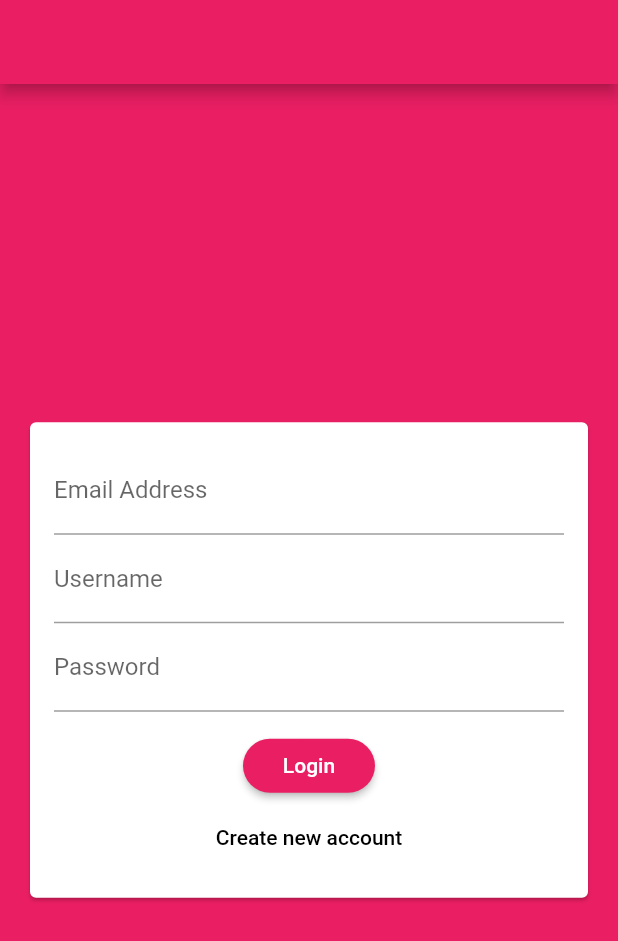
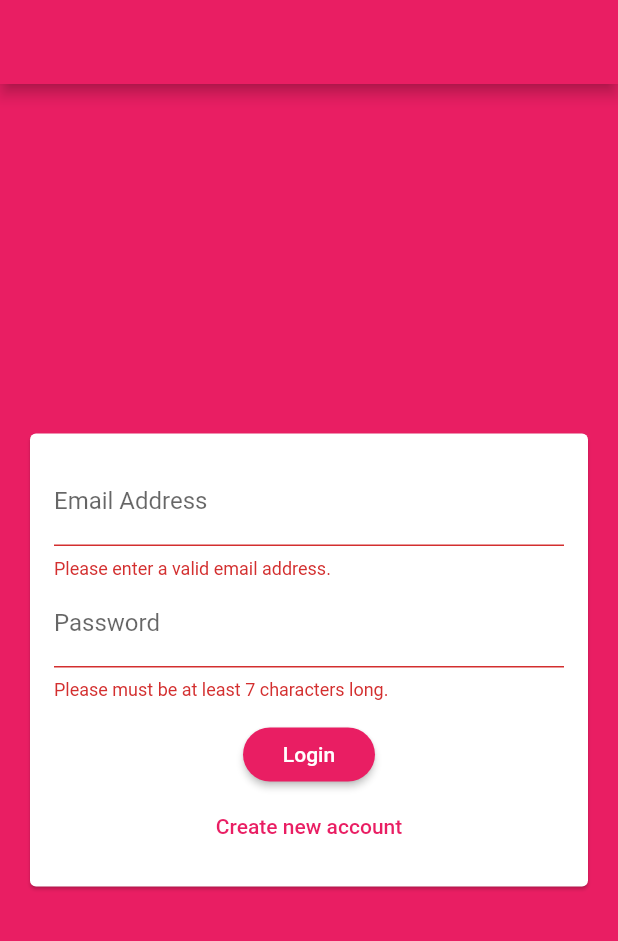
Before and after one commit to emralyilmaz/maxi_app6-chat_app, a Flutter app: the screen it shows after launch, after a tap on "Login", on a phone screen of 412 x 824 dp. Shown: the top 941 px of the screen. Run offline on Flutter 3.47's test engine with Material 2 defaults, Android fonts, the phone set to English and light mode, and no system bars; our stand-ins replace cloud_firestore, firebase_core; accounts and stored records are empty.

Commit message:
319. Creating an Authentication Form

```diff
--- a/lib/widgets/auth/auth_form.dart
+++ b/lib/widgets/auth/auth_form.dart
@@ -6,6 +6,25 @@ class AuthForm extends StatefulWidget {
 }
 
 class _AuthFormState extends State<AuthForm> {
+  final _formKey = GlobalKey<FormState>();
+
+  var _isLogin = true;
+  String _userEmail = "";
+  String _userName = "";
+  String _userPassword = "";
+
+  void _trySubmit() {
+    final isValid = _formKey.currentState.validate();
+    FocusScope.of(context).unfocus();
+
+    if (isValid) {
+      _formKey.currentState.save();
+      print(_userEmail);
+      print(_userName);
+      print(_userPassword);
+    }
+  }
+
   @override
   Widget build(BuildContext context) {
     return Center(
@@ -15,26 +34,70 @@ class _AuthFormState extends State<AuthForm> {
           child: Padding(
             padding: EdgeInsets.all(16),
             child: Form(
+              key: _formKey,
               child: Column(
                 mainAxisSize: MainAxisSize.min,
                 children: [
                   TextFormField(
+                    key: ValueKey("email"),
+                    validator: (value) {
+                      if (value.isEmpty ||
+                          !value.contains("@") ||
+                          !value.contains(".com")) {
+                        return "Please enter a valid email address.";
+                      }
+                      return null;
+                    },
                     keyboardType: TextInputType.emailAddress,
                     decoration: InputDecoration(labelText: "Email Address"),
+                    onSaved: (value) {
+                      _userEmail = value;
+                    },
                   ),
+                  if (!_isLogin)
+                    TextFormField(
+                      key: ValueKey("Username"),
+                      validator: (value) {
+                        if (value.isEmpty || value.length < 4) {
+                          return "Please enter at least 4 characters.";
+                        }
+                        return null;
+                      },
+                      decoration: InputDecoration(labelText: "Username"),
+                      onSaved: (value) {
+                        _userName = value;
+                      },
+                    ),
                   TextFormField(
-                    decoration: InputDecoration(labelText: "Username"),
-                  ),
-                  TextFormField(
+                    key: ValueKey("Password"),
+                    validator: (value) {
+                      if (value.isEmpty || value.length < 7) {
+                        return "Please must be at least 7 characters long.";
+                      }
+                      return null;
+                    },
                     decoration: InputDecoration(labelText: "Password"),
                     obscureText: true,
+                    onSaved: (value) {
+                      _userPassword = value;
+                    },
                   ),
                   SizedBox(
                     height: 12,
                   ),
-                  RaisedButton(child: Text("Login"), onPressed: () {}),
+                  RaisedButton(
+                      child: Text(_isLogin ? "Login" : "Signup"),
+                      onPressed: _trySubmit),
                   FlatButton(
-                      onPressed: () {}, child: Text("Create new account"))
+                      textColor: Theme.of(context).primaryColor,
+                      onPressed: () {
+                        setState(() {
+                          _isLogin = !_isLogin;
+                        });
+                      },
+                      child: Text(_isLogin
+                          ? "Create new account"
+                          : "I already have an account"))
                 ],
               ),
             ),
```
